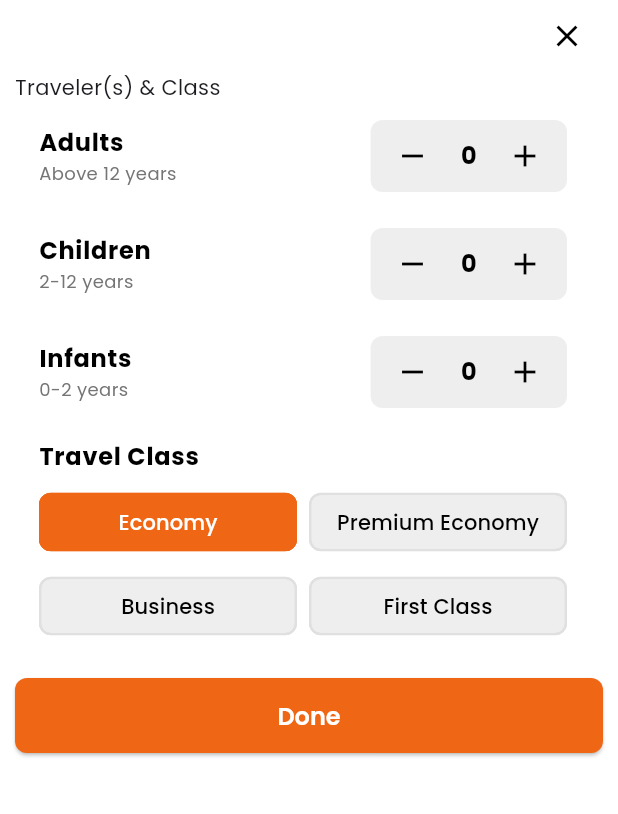
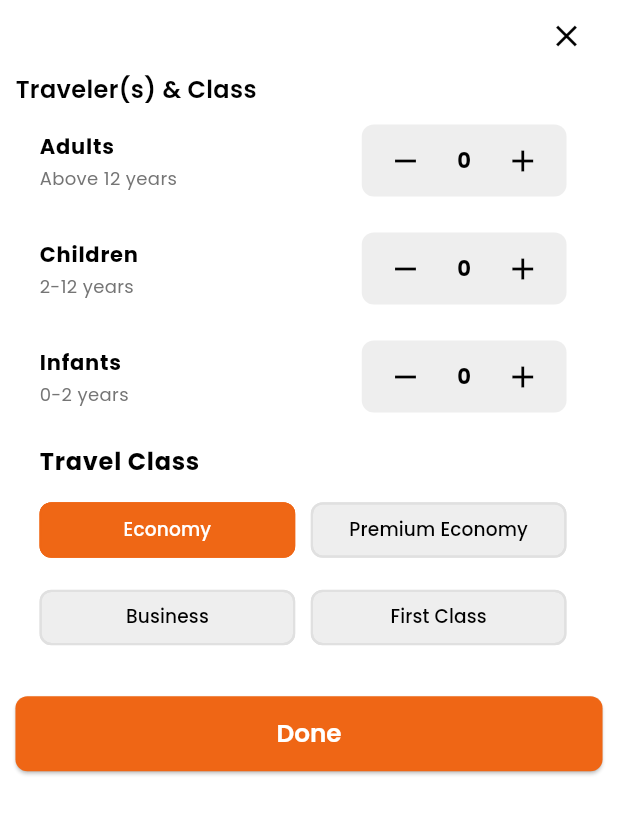
Before and after one commit to mishraadityan09/flightmojoclone, a Flutter app: the PassengersBottomSheet widget shown alone on an empty page, opened directly, on a phone screen of 412 x 824 dp. Shown: the top 814 px of the screen. Run offline on Flutter 3.47's test engine with Material 3 defaults, Android fonts, the phone set to English and light mode, and no system bars; our stand-ins replace carousel_slider, dio, flutter_svg, get_it, go_router, google_fonts and 2 more; network calls fail.

Commit message:
internet-added

```diff
--- a/lib/core/common/datepicker_bottomsheet.dart
+++ b/lib/core/common/datepicker_bottomsheet.dart
@@ -38,11 +38,11 @@ class _DatePickerBottomSheetState extends State<DatePickerBottomSheet> {
   // Responsive font size getters
   late double screenWidth;
 
-  double get headingFontSize => (screenWidth * 0.055).clamp(20, 24);
+  double get headingFontSize => (screenWidth * 0.04).clamp(16, 18);
 
-  double get buttonFontSize => (screenWidth * 0.045).clamp(16, 18);
+  double get buttonFontSize => (screenWidth * 0.03).clamp(14, 16);
 
-  double get labelFontSize => (screenWidth * 0.04).clamp(14, 16);
+  double get labelFontSize => (screenWidth * 0.04).clamp(12, 14);
 
   double get smallFontSize => (screenWidth * 0.03).clamp(12, 14);
 
@@ -345,7 +345,7 @@ class _DatePickerBottomSheetState extends State<DatePickerBottomSheet> {
                     ),
                     // Calendar grid
                     _buildCalendarMonth(months[index]),
-                    const SizedBox(height: 16),
+                    const SizedBox(height: 12),
                   ],
                 );
               },
@@ -486,7 +486,7 @@ class _DatePickerBottomSheetState extends State<DatePickerBottomSheet> {
                     style: TextStyle(
                       color: textColor,
                       fontWeight: (isDeparture || isReturn || isToday) ? FontWeight.bold : FontWeight.normal,
-                      fontSize: labelFontSize,
+                      fontSize: smallFontSize,
                     ),
                   ),
 
--- a/lib/features/home/presentaion/pages/home_page.dart
+++ b/lib/features/home/presentaion/pages/home_page.dart
@@ -240,7 +240,7 @@ class _HomePageState extends State<HomePage> {
 
             // Insert before Popular Destinations section
             Transform.translate(
-              offset: const Offset(0, -100),
+              offset: const Offset(0, -50),
               child: Stack(
                 alignment: Alignment.bottomCenter,
 
@@ -261,16 +261,16 @@ class _HomePageState extends State<HomePage> {
                   Text(
                     'BUILD WITH LOVE AT FLIGHTSMOJO',
                     style: GoogleFonts.poppins(
-                      fontSize: 16,
+                      fontSize: 14,
                       fontWeight: FontWeight.bold,
                       color: const Color.fromARGB(255, 255, 125, 50),
-                      letterSpacing: 2,
+                      letterSpacing: 1.5,
                       shadows: [
                         Shadow(
-                          blurRadius: 4,
+                          blurRadius: 6,
                           color: Theme.of(
                             context,
-                          ).primaryColor.withValues(alpha:0.3),
+                          ).primaryColor.withValues(alpha:0.4),
                           offset: Offset(1, 2),
                         ),
                       ],
--- a/lib/features/home/presentaion/widgets/passengers_bottom_sheet.dart
+++ b/lib/features/home/presentaion/widgets/passengers_bottom_sheet.dart
@@ -13,10 +13,40 @@ class _PassengersBottomSheetState extends State<PassengersBottomSheet> {
   int _infantCount = 0;
   String _travelClass = 'Economy';
 
+  // Responsive font size getters based on MediaQuery width
+  double _getScreenWidth(BuildContext context) => MediaQuery.of(context).size.width;
+
+  double _getHeaderFontSize(BuildContext context) =>
+      (_getScreenWidth(context) * 0.04).clamp(14.0, 16.0); // Header font size
+
+  double _getTitleFontSize(BuildContext context) =>
+      (_getScreenWidth(context) * 0.03).clamp(14.0, 16.0); // Titles like "Adults", "Children"
+
+  double _getSubtitleFontSize(BuildContext context) =>
+      (_getScreenWidth(context) * 0.03).clamp(10.0, 12.0); // Age descriptions
+
+  double _getCounterFontSize(BuildContext context) =>
+      (_getScreenWidth(context) * 0.03).clamp(14.0, 16.0); // Counter numbers
+
+  double _getTravelClassTitleFontSize(BuildContext context) =>
+      (_getScreenWidth(context) * 0.04).clamp(14.0, 16.0); // Travel class title
+
+  double _getChoiceChipFontSize(BuildContext context) =>
+      (_getScreenWidth(context) * 0.03).clamp(12.0, 16.0); // Choice chip labels
+
+  double _getButtonFontSize(BuildContext context) =>
+      (_getScreenWidth(context) * 0.04).clamp(14.0, 18.0); // Button text
+
+  // Responsive padding
+  double _getPadding(BuildContext context) {
+    final screenWidth = _getScreenWidth(context);
+    return (screenWidth * 0.025).clamp(8.0, 16.0);
+  }
+
   @override
   Widget build(BuildContext context) {
     return Padding(
-      padding: const EdgeInsets.fromLTRB(10, 0, 10, 15),
+      padding: EdgeInsets.fromLTRB(_getPadding(context), 0, _getPadding(context), 15),
       child: Column(
         mainAxisSize: MainAxisSize.min,
         children: [
@@ -31,7 +61,16 @@ class _PassengersBottomSheetState extends State<PassengersBottomSheet> {
           ),
           Row(
             mainAxisAlignment: MainAxisAlignment.start,
-            children: [Text('Traveler(s) & Class')],
+            children: [
+              Text(
+                'Traveler(s) & Class',
+                style: TextStyle(
+                  fontSize: _getHeaderFontSize(context),
+                  fontWeight: FontWeight.w600,
+                  color: Colors.black,
+                ),
+              )
+            ],
           ),
           Column(
             children: [
@@ -40,20 +79,23 @@ class _PassengersBottomSheetState extends State<PassengersBottomSheet> {
                   'Adults',
                   style: TextStyle(
                     fontWeight: FontWeight.bold,
+                    fontSize: _getTitleFontSize(context),
                     color: Colors.black,
                   ),
                 ),
                 subtitle: Text(
                   'Above 12 years',
-                  style: TextStyle(fontSize: 12, color: Colors.grey[600]),
+                  style: TextStyle(
+                    fontSize: _getSubtitleFontSize(context),
+                    color: Colors.grey[600]
+                  ),
                 ),
-
                 trailing: Container(
                   decoration: BoxDecoration(
                     color: Colors.grey[200],
                     borderRadius: BorderRadius.circular(8),
                   ),
-                  padding: const EdgeInsets.symmetric(horizontal: 4),
+                  padding: EdgeInsets.symmetric(horizontal: _getPadding(context) * 0.5),
                   child: Row(
                     mainAxisSize: MainAxisSize.min,
                     children: [
@@ -75,15 +117,15 @@ class _PassengersBottomSheetState extends State<PassengersBottomSheet> {
                         },
                       ),
                       Container(
-                        padding: const EdgeInsets.symmetric(
-                          horizontal: 8,
-                          vertical: 8,
+                        padding: EdgeInsets.symmetric(
+                          horizontal: _getPadding(context),
+                          vertical: _getPadding(context),
                         ),
                         child: Text(
                           _adultCount.toString(),
                           style: TextStyle(
                             fontWeight: FontWeight.bold,
-                            fontSize: 16,
+                            fontSize: _getCounterFontSize(context),
                             color: Colors.black,
                           ),
                         ),
@@ -108,19 +150,23 @@ class _PassengersBottomSheetState extends State<PassengersBottomSheet> {
                   'Children',
                   style: TextStyle(
                     fontWeight: FontWeight.bold,
+                    fontSize: _getTitleFontSize(context),
                     color: Colors.black,
                   ),
                 ),
                 subtitle: Text(
                   '2-12 years',
-                  style: TextStyle(fontSize: 12, color: Colors.grey[600]),
+                  style: TextStyle(
+                    fontSize: _getSubtitleFontSize(context),
+                    color: Colors.grey[600]
+                  ),
                 ),
                 trailing: Container(
                   decoration: BoxDecoration(
                     color: Colors.grey[200],
                     borderRadius: BorderRadius.circular(8),
                   ),
-                  padding: const EdgeInsets.symmetric(horizontal: 4),
+                  padding: EdgeInsets.symmetric(horizontal: _getPadding(context) * 0.5),
                   child: Row(
                     mainAxisSize: MainAxisSize.min,
                     children: [
@@ -135,15 +181,15 @@ class _PassengersBottomSheetState extends State<PassengersBottomSheet> {
                             : null,
                       ),
                       Container(
-                        padding: const EdgeInsets.symmetric(
-                          horizontal: 8,
-                          vertical: 8,
+                        padding: EdgeInsets.symmetric(
+                          horizontal: _getPadding(context),
+                          vertical: _getPadding(context),
                         ),
                         child: Text(
                           _childCount.toString(),
                           style: TextStyle(
                             fontWeight: FontWeight.bold,
-                            fontSize: 16,
+                            fontSize: _getCounterFontSize(context),
                             color: Colors.black,
                           ),
                         ),
@@ -169,19 +215,23 @@ class _PassengersBottomSheetState extends State<PassengersBottomSheet> {
                   'Infants',
                   style: TextStyle(
                     fontWeight: FontWeight.bold,
+                    fontSize: _getTitleFontSize(context),
                     color: Colors.black,
                   ),
                 ),
                 subtitle: Text(
                   '0-2 years',
-                  style: TextStyle(fontSize: 12, color: Colors.grey[600]),
+                  style: TextStyle(
+                    fontSize: _getSubtitleFontSize(context),
+                    color: Colors.grey[600]
+                  ),
                 ),
                 trailing: Container(
                   decoration: BoxDecoration(
                     color: Colors.grey[200],
                     borderRadius: BorderRadius.circular(8),
                   ),
-                  padding: const EdgeInsets.symmetric(horizontal: 4),
+                  padding: EdgeInsets.symmetric(horizontal: _getPadding(context) * 0.5),
                   child: Row(
                     mainAxisSize: MainAxisSize.min,
                     children: [
@@ -196,15 +246,15 @@ class _PassengersBottomSheetState extends State<PassengersBottomSheet> {
                             : null,
                       ),
                       Container(
-                        padding: const EdgeInsets.symmetric(
-                          horizontal: 8,
-                          vertical: 8,
+                        padding: EdgeInsets.symmetric(
+                          horizontal: _getPadding(context),
+                          vertical: _getPadding(context),
                         ),
                         child: Text(
                           _infantCount.toString(),
                           style: TextStyle(
                             fontWeight: FontWeight.bold,
-                            fontSize: 16,
+                            fontSize: _getCounterFontSize(context),
                             color: Colors.black,
                           ),
                         ),
@@ -230,19 +280,14 @@ class _PassengersBottomSheetState extends State<PassengersBottomSheet> {
                   'Travel Class',
                   style: TextStyle(
                     fontWeight: FontWeight.bold,
-                    fontSize: 16,
+                    fontSize: _getTravelClassTitleFontSize(context),
                     color: Colors.black,
                   ),
                 ),
                 subtitle: Padding(
-                  padding: const EdgeInsets.only(top: 8.0),
+                  padding: EdgeInsets.only(top: _getPadding(context)),
                   child: LayoutBuilder(
                     builder: (context, constraints) {
-                      // Calculate width for each chip to make them equal
-                      // double chipWidth =
-                      //     (constraints.maxWidth - 24) /
-                      //     2; // 2 chips per row with spacing
-
                       return Column(
                         children: [
                           Row(
@@ -257,7 +302,7 @@ class _PassengersBottomSheetState extends State<PassengersBottomSheet> {
                                         'Economy',
                                         textAlign: TextAlign.center,
                                         style: TextStyle(
-                                          fontSize: 14,
+                                          fontSize: _getChoiceChipFontSize(context),
                                           color: _travelClass == 'Economy'
                                               ? Colors.white
                                               : Colors.black,
@@ -286,7 +331,7 @@ class _PassengersBottomSheetState extends State<PassengersBottomSheet> {
                                   ),
                                 ),
                               ),
-                              SizedBox(width: 8),
+                              SizedBox(width: _getPadding(context)),
                               Expanded(
                                 child: SizedBox(
                                   height: 48,
@@ -297,7 +342,7 @@ class _PassengersBottomSheetState extends State<PassengersBottomSheet> {
                                         'Premium Economy',
                                         textAlign: TextAlign.center,
                                         style: TextStyle(
-                                          fontSize: 14,
+                                          fontSize: _getChoiceChipFontSize(context),
                                           color:
                                               _travelClass == 'Premium Economy'
                                               ? Colors.white
@@ -330,7 +375,7 @@ class _PassengersBottomSheetState extends State<PassengersBottomSheet> {
                               ),
                             ],
                           ),
-                          SizedBox(height: 8),
+                          SizedBox(height: _getPadding(context)),
                           Row(
                             children: [
                               Expanded(
@@ -343,7 +388,7 @@ class _PassengersBottomSheetState extends State<PassengersBottomSheet> {
                                         'Business',
                                         textAlign: TextAlign.center,
                                         style: TextStyle(
-                                          fontSize: 14,
+                                          fontSize: _getChoiceChipFontSize(context),
                                           color: _travelClass == 'Business'
                                               ? Colors.white
                                               : Colors.black,
@@ -372,7 +417,7 @@ class _PassengersBottomSheetState extends State<PassengersBottomSheet> {
                                   ),
                                 ),
                               ),
-                              SizedBox(width: 8),
+                              SizedBox(width: _getPadding(context)),
                               Expanded(
                                 child: SizedBox(
                                   height: 48,
@@ -383,7 +428,7 @@ class _PassengersBottomSheetState extends State<PassengersBottomSheet> {
                                         'First Class',
                                         textAlign: TextAlign.center,
                                         style: TextStyle(
-                                          fontSize: 14,
+                                          fontSize: _getChoiceChipFontSize(context),
                                           color: _travelClass == 'First Class'
                                               ? Colors.white
                                               : Colors.black,
@@ -421,7 +466,7 @@ class _PassengersBottomSheetState extends State<PassengersBottomSheet> {
                 ),
               ),
               Padding(
-                padding: const EdgeInsets.symmetric(vertical: 16.0),
+                padding: EdgeInsets.symmetric(vertical: _getPadding(context) * 2),
                 child: ElevatedButton(
                   onPressed: () {
                     // Pass the selected data back as a Map
@@ -438,7 +483,13 @@ class _PassengersBottomSheetState extends State<PassengersBottomSheet> {
                       borderRadius: BorderRadius.circular(8),
                     ),
                   ),
-                  child: Text('Done'),
+                  child: Text(
+                    'Done',
+                    style: TextStyle(
+                      fontSize: _getButtonFontSize(context),
+                      fontWeight: FontWeight.w600,
+                    ),
+                  ),
                 ),
               ),
             ],
```
Also changed, not shown: pubspec.lock, 1 other file.
